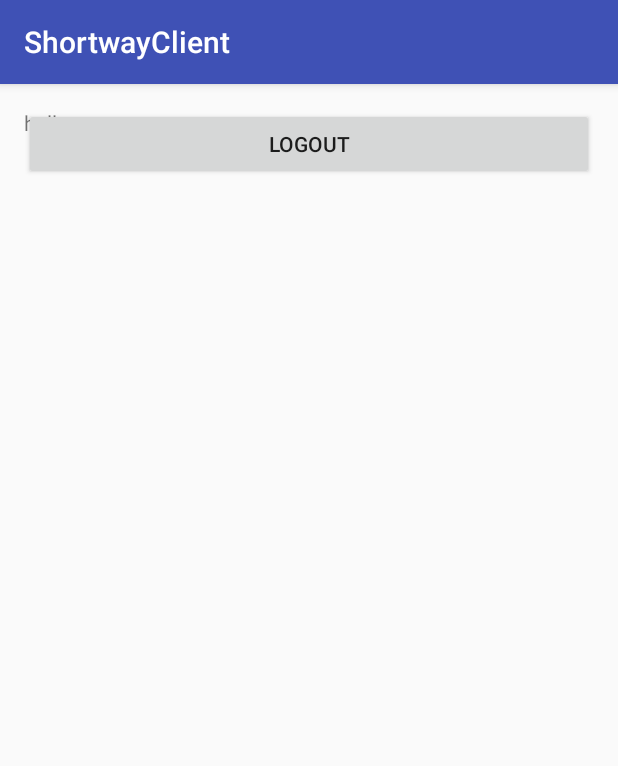
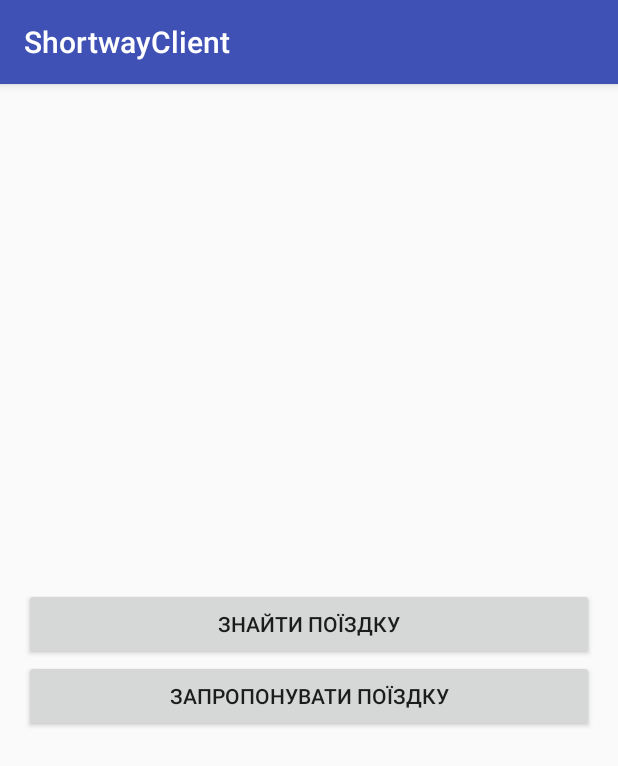
Before and after one commit to tarasrakochy/ShortwayClient, an Android app: the TripTypeChooserActivity screen opened directly, with no data from a screen before it, on a phone screen of 412 x 824 dp. Shown: the top 766 px of the screen. Run offline under Robolectric (Android 15) with nearby library versions, the phone set to English and light mode, and no system bars; 2 statements that could not run were skipped.

Commit message:
add android annotations dependency

```diff
--- a/app/build.gradle
+++ b/app/build.gradle
@@ -19,6 +19,7 @@ android {
     }
 }
 
+def AAVersion = '4.0-SNAPSHOT'
 dependencies {
     compile fileTree(dir: 'libs', include: ['*.jar'])
     androidTestCompile('com.android.support.test.espresso:espresso-core:2.2.2', {
@@ -26,6 +27,9 @@ dependencies {
     })
     compile 'com.android.support:appcompat-v7:25.1.0'
     compile 'com.android.support:design:25.1.0'
+
+    annotationProcessor "org.androidannotations:androidannotations:$AAVersion"
+    compile "org.androidannotations:androidannotations-api:$AAVersion"
 
     compile group: 'com.google.code.gson', name: 'gson', version: '2.8.2'
     compile group: 'com.squareup.retrofit2', name: 'retrofit', version: '2.3.0'
--- a/app/src/main/res/layout/activity_trip_type_chooser.xml
+++ b/app/src/main/res/layout/activity_trip_type_chooser.xml
@@ -1,5 +1,5 @@
 <?xml version="1.0" encoding="utf-8"?>
-<RelativeLayout
+<LinearLayout
     xmlns:android="http://schemas.android.com/apk/res/android"
     xmlns:tools="http://schemas.android.com/tools"
     android:id="@+id/activity_trip_type_chooser"
@@ -9,15 +9,18 @@
     android:paddingLeft="@dimen/activity_horizontal_margin"
     android:paddingRight="@dimen/activity_horizontal_margin"
     android:paddingTop="@dimen/activity_vertical_margin"
+    android:orientation="vertical"
+    android:gravity="center"
     tools:context="com.taras.shortway.client.TripTypeChooserActivity">
-    <TextView
-        android:layout_width="match_parent"
-        android:layout_height="match_parent"
-        android:text="hello"/>
     <Button
-        android:id="@+id/log_out_button"
+        android:id="@+id/find_trip_button"
         android:layout_width="match_parent"
         android:layout_height="wrap_content"
-        android:text="logout"/>
+        android:text="@string/find_trip_button_text"/>
+    <Button
+        android:id="@+id/suggest_trip_button"
+        android:layout_width="match_parent"
+        android:layout_height="wrap_content"
+        android:text="@string/suggest_trip_button_text"/>
 
-</RelativeLayout>
+</LinearLayout>
--- a/app/src/main/res/values/strings.xml
+++ b/app/src/main/res/values/strings.xml
@@ -13,4 +13,8 @@
     <string name="error_incorrect_password">Некоректний пароль</string>
     <string name="error_field_required">Це поле обовязкове</string>
     <string name="server_connection_error">Помилка доступу до сервера</string>
+
+    <string name="find_trip_button_text">Знайти поїздку</string>>
+    <string name="suggest_trip_button_text">Запропонувати поїздку</string>
+
 </resources>
```
Also changed, not shown: app/src/main/java/com/taras/shortway/client/TripTypeChooserActivity.java (+2 -9 lines).
